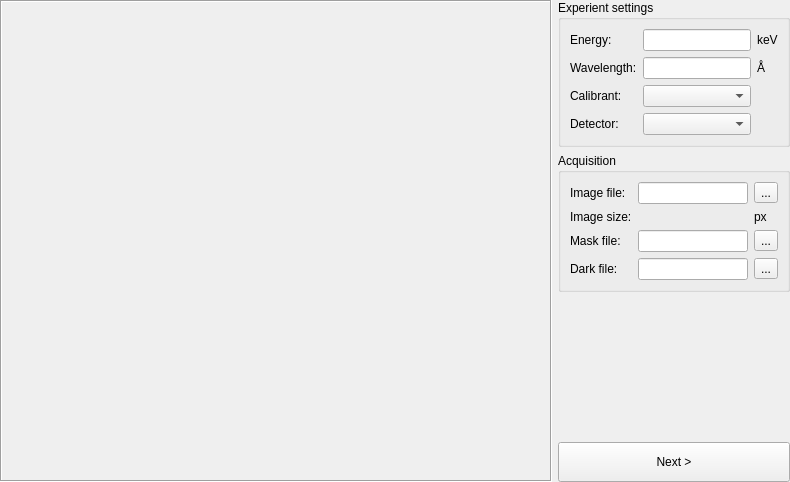
The window that pyFAI/resources/gui/calibration-experiment.ui (silx-kit/pyFAI) describes before a commit, drawn with Qt 5.
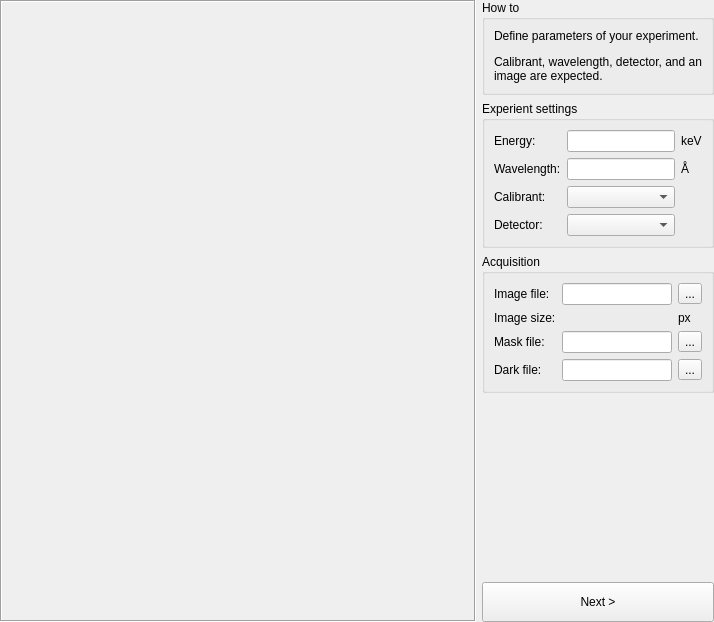
The same window after the commit. Custom widgets are drawn as their Qt base class.

The edit to the form file:
```diff
--- a/pyFAI/resources/gui/calibration-experiment.ui
+++ b/pyFAI/resources/gui/calibration-experiment.ui
@@ -6,8 +6,8 @@
    <rect>
     <x>0</x>
     <y>0</y>
-    <width>790</width>
-    <height>482</height>
+    <width>714</width>
+    <height>622</height>
    </rect>
   </property>
   <property name="windowTitle">
@@ -36,6 +36,31 @@
       <property name="margin">
        <number>0</number>
       </property>
+      <item>
+       <widget class="QGroupBox" name="groupBox_8">
+        <property name="sizePolicy">
+         <sizepolicy hsizetype="Preferred" vsizetype="Fixed">
+          <horstretch>0</horstretch>
+          <verstretch>0</verstretch>
+         </sizepolicy>
+        </property>
+        <property name="title">
+         <string>How to</string>
+        </property>
+        <layout class="QVBoxLayout" name="verticalLayout_12">
+         <item>
+          <widget class="QLabel" name="label_40">
+           <property name="text">
+            <string>&lt;html&gt;&lt;head/&gt;&lt;body&gt;&lt;p&gt;Define parameters of your experiment.&lt;/p&gt;&lt;p&gt;Calibrant, wavelength, detector, and an image are expected.&lt;/p&gt;&lt;/body&gt;&lt;/html&gt;</string>
+           </property>
+           <property name="wordWrap">
+            <bool>true</bool>
+           </property>
+          </widget>
+         </item>
+        </layout>
+       </widget>
+      </item>
       <item>
        <widget class="QGroupBox" name="groupBox">
         <property name="title">
```
